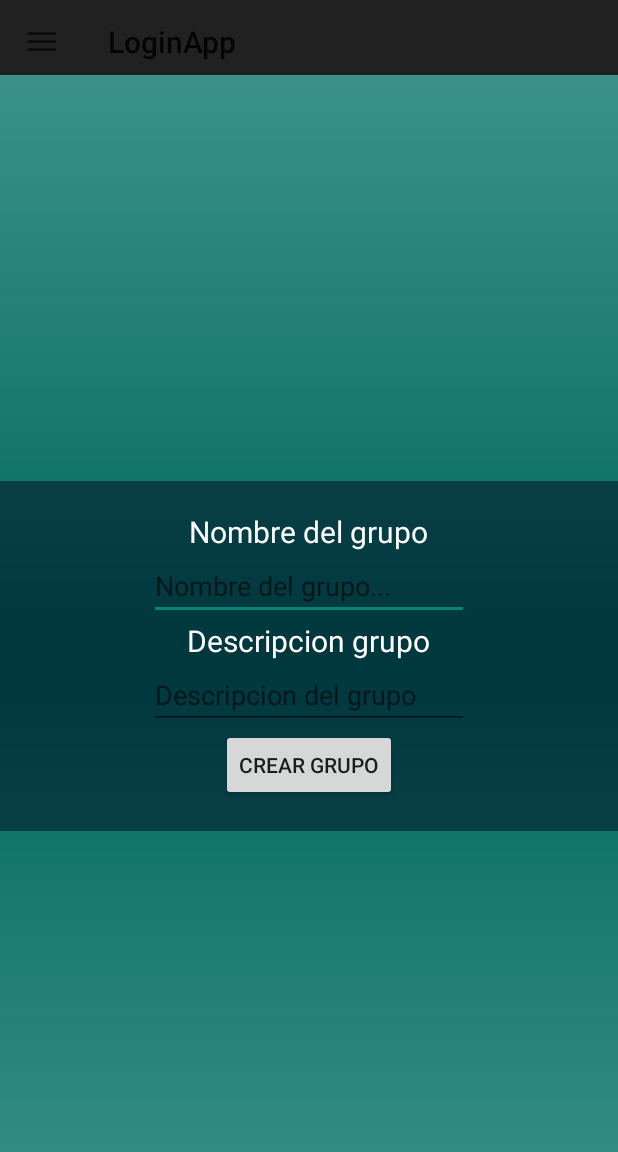
After one commit to dmijtut969/MeetSeries, an Android app: the CrearGrupoFragment screen opened directly, with no data from a screen before it, on a phone screen of 412 x 824 dp. The commit adds this screen. Shown: the top 1152 px of the screen. Run offline under Robolectric (Android 15) with nearby library versions, the phone set to English and light mode, and no system bars; our stand-ins replace Firebase (no records; nobody signed in at launch, a user with empty details on screens opened directly); 5 statements that could not run were skipped.

Commit message:
Fragment creacion de grupos y implementada base de datos

```diff
--- a/app/src/main/java/com/danielmijens/loginapp/AuthActivity.kt
+++ b/app/src/main/java/com/danielmijens/loginapp/AuthActivity.kt
@@ -5,8 +5,6 @@ import android.content.Intent
 import androidx.appcompat.app.AppCompatActivity
 import android.os.Bundle
 import android.view.View
-import android.view.Window
-import android.widget.EditText
 import com.danielmijens.loginapp.databinding.ActivityAuthBinding
 import com.google.android.gms.auth.api.signin.GoogleSignIn
 import com.google.android.gms.auth.api.signin.GoogleSignInOptions
@@ -14,7 +12,6 @@ import com.google.android.gms.common.api.ApiException
 import com.google.android.material.snackbar.Snackbar
 import com.google.firebase.auth.FirebaseAuth
 import com.google.firebase.auth.GoogleAuthProvider
-import com.google.firebase.auth.ktx.actionCodeSettings
 
 
 class AuthActivity : AppCompatActivity() {
--- /dev/null
+++ b/app/src/main/java/com/danielmijens/loginapp/CrearGrupoFragment.kt
@@ -0,0 +1,42 @@
+package com.danielmijens.loginapp
+
+import android.os.Bundle
+import androidx.fragment.app.Fragment
+import android.view.LayoutInflater
+import android.view.View
+import android.view.ViewGroup
+import com.danielmijens.loginapp.databinding.ActivityUserBinding
+import com.danielmijens.loginapp.databinding.FragmentCrearGrupoBinding
+
+// TODO: Rename parameter arguments, choose names that match
+// the fragment initialization parameters, e.g. ARG_ITEM_NUMBER
+private const val ARG_PARAM1 = "param1"
+private const val ARG_PARAM2 = "param2"
+
+/**
+ * A simple [Fragment] subclass.
+ * Use the [CrearGrupoFragment.newInstance] factory method to
+ * create an instance of this fragment.
+ */
+class CrearGrupoFragment(var usuarioActual: UsuarioActual) : Fragment() {
+
+    private lateinit var binding : FragmentCrearGrupoBinding
+    private lateinit var bindingActivity : ActivityUserBinding
+    override fun onCreateView(
+        inflater: LayoutInflater, container: ViewGroup?,
+        savedInstanceState: Bundle?
+    ): View? {
+        // Inflate the layout for this fragment
+        bindingActivity = ActivityUserBinding.inflate(layoutInflater)
+        binding = FragmentCrearGrupoBinding.inflate(layoutInflater)
+        return binding.root
+    }
+
+    override fun onViewCreated(view: View, savedInstanceState: Bundle?) {
+        super.onViewCreated(view, savedInstanceState)
+        binding.buttonCrearGrupo.setOnClickListener {
+            Consultas.crearGrupo(usuarioActual,binding.nombreGrupoTextView.text.toString(),binding.editTextDescripcionGrupo.text.toString())
+        }
+    }
+
+}
--- /dev/null
+++ b/app/src/main/res/drawable/fondo_gradiante.xml
@@ -0,0 +1,9 @@
+<shape xmlns:android="http://schemas.android.com/apk/res/android"
+    android:shape="rectangle">
+    <gradient
+        android:angle="90"
+        android:centerColor="#00695C"
+        android:endColor="#3b9188"
+        android:startColor="#3b9188"
+        android:type="linear" />
+</shape>
--- a/app/src/main/res/layout/app_bar_main.xml
+++ b/app/src/main/res/layout/app_bar_main.xml
@@ -16,7 +16,7 @@
             android:layout_width="match_parent"
             android:layout_height="?attr/actionBarSize"
             android:background="?attr/colorPrimary"
-            app:layout_scrollFlags="scroll|enterAlways" />
+            />
     </com.google.android.material.appbar.AppBarLayout>
 
 </androidx.coordinatorlayout.widget.CoordinatorLayout>
--- /dev/null
+++ b/app/src/main/res/layout/fragment_crear_grupo.xml
@@ -0,0 +1,68 @@
+<?xml version="1.0" encoding="utf-8"?>
+<FrameLayout xmlns:android="http://schemas.android.com/apk/res/android"
+    xmlns:app="http://schemas.android.com/apk/res-auto"
+    xmlns:tools="http://schemas.android.com/tools"
+    android:id="@+id/crearGrupoFrameLayout"
+    android:layout_width="match_parent"
+    android:layout_height="match_parent"
+    android:background="@drawable/fondo_gradiante"
+    tools:context=".CrearGrupoFragment">
+
+    <androidx.constraintlayout.widget.ConstraintLayout
+        android:layout_width="match_parent"
+        android:layout_height="match_parent">
+
+        <LinearLayout
+            android:layout_width="0dp"
+            android:layout_height="wrap_content"
+            android:background="#81000923"
+            android:gravity="center"
+            android:orientation="vertical"
+            android:padding="20dp"
+            app:layout_constraintBottom_toBottomOf="parent"
+            app:layout_constraintEnd_toEndOf="parent"
+            app:layout_constraintHorizontal_bias="0.0"
+            app:layout_constraintStart_toStartOf="parent"
+            app:layout_constraintTop_toTopOf="parent">
+
+            <TextView
+                android:id="@+id/nombreGrupoTextView"
+                android:layout_width="wrap_content"
+                android:layout_height="wrap_content"
+                android:text="Nombre del grupo"
+                android:textColor="#FFFFFF"
+                android:textSize="20sp" />
+
+            <EditText
+                android:id="@+id/editTextNombreGrupo"
+                android:layout_width="wrap_content"
+                android:layout_height="wrap_content"
+                android:ems="10"
+                android:hint="Nombre del grupo..."
+                android:inputType="textPersonName" />
+
+            <TextView
+                android:id="@+id/descripcionGrupoTextView"
+                android:layout_width="wrap_content"
+                android:layout_height="wrap_content"
+                android:text="Descripcion grupo"
+                android:textColor="#FFFFFF"
+                android:textSize="20sp" />
+
+            <EditText
+                android:id="@+id/editTextDescripcionGrupo"
+                android:layout_width="wrap_content"
+                android:layout_height="wrap_content"
+                android:ems="10"
+                android:hint="Descripcion del grupo"
+                android:inputType="textPersonName" />
+
+            <Button
+                android:id="@+id/buttonCrearGrupo"
+                android:layout_width="wrap_content"
+                android:layout_height="wrap_content"
+                android:text="Crear grupo" />
+        </LinearLayout>
+
+    </androidx.constraintlayout.widget.ConstraintLayout>
+</FrameLayout>
--- a/app/src/main/res/layout/nav_header_main.xml
+++ b/app/src/main/res/layout/nav_header_main.xml
@@ -3,7 +3,7 @@
     android:id="@+id/nav_header"
     android:layout_width="match_parent"
     android:layout_height="200dp"
-    android:background="@color/backgroundApp"
+    android:background="@drawable/side_nav_bar"
     android:clickable="true"
     android:focusable="true"
     android:foreground="?attr/selectableItemBackgroundBorderless"
--- a/app/src/main/res/menu/activity_main_drawer.xml
+++ b/app/src/main/res/menu/activity_main_drawer.xml
@@ -5,31 +5,31 @@
 
     <group android:checkableBehavior="single">
         <item
-            android:id="@+id/nav_home"
+            android:id="@+id/nav_mis_grupos"
             android:icon="@drawable/ic_menu_camera"
-            android:title="@string/menu_home" />
+            android:title="@string/menu_mis_grupos" />
         <item
-            android:id="@+id/nav_gallery"
+            android:id="@+id/nav_buscar_grupos"
             android:icon="@drawable/ic_menu_gallery"
-            android:title="@string/menu_gallery" />
+            android:title="@string/menu_buscar_grupos" />
         <item
-            android:id="@+id/nav_slideshow"
+            android:id="@+id/nav_crear_grupo"
             android:icon="@drawable/ic_menu_slideshow"
-            android:title="@string/menu_slideshow" />
+            android:title="@string/menu_crear_grupo" />
     </group>
 
     <item android:title="menu">
         <menu>
             <item
-                android:id="@+id/verDatosUsuario"
+                android:id="@+id/nav_verDatosUsuario"
                 android:icon="@drawable/ic_menu_camera"
                 android:title="Ver datos usuario" />
             <item
-                android:id="@+id/cambiarFotoPerfil"
+                android:id="@+id/nav_cambiarFotoPerfil"
                 android:icon="@drawable/ic_menu_gallery"
                 android:title="Cambiar foto de perfil" />
             <item
-                android:id="@+id/logOutNav"
+                android:id="@+id/nav_logOut"
                 android:icon="@drawable/ic_menu_slideshow"
                 android:title="Cerrar Sesion" />
         </menu>
--- a/app/src/main/res/values/strings.xml
+++ b/app/src/main/res/values/strings.xml
@@ -9,9 +9,9 @@
     <string name="nav_header_desc">Navigation header</string>
     <string name="action_settings">Settings</string>
 
-    <string name="menu_home">Home</string>
-    <string name="menu_gallery">Gallery</string>
-    <string name="menu_slideshow">Slideshow</string>
+    <string name="menu_mis_grupos">Mis grupos</string>
+    <string name="menu_buscar_grupos">Busqueda de grupos</string>
+    <string name="menu_crear_grupo">Crear grupos</string>
     <string name="default_web_client_id_string" translatable="false">484909098707-eh65dchp6rcs9h2ga6stjisia0qptk7o.apps.googleusercontent.com</string>
     <string name="emailUsuarioActualString"> </string>
     <!-- TODO: Remove or change this placeholder text -->
```
Also changed, not shown: app/build.gradle (+7 -5 lines), app/src/main/java/com/danielmijens/loginapp/Consultas.kt (added, +22 -0 lines), app/src/main/java/com/danielmijens/loginapp/UserActivity.kt (+29 -17 lines), app/src/main/res/layout/activity_auth.xml (+33 -35 lines), app/src/main/res/layout/activity_user.xml (+1 -7 lines), app/src/main/res/drawable/auth_logo.png, app/src/main/res/drawable/fondo_login.jpg (added).
